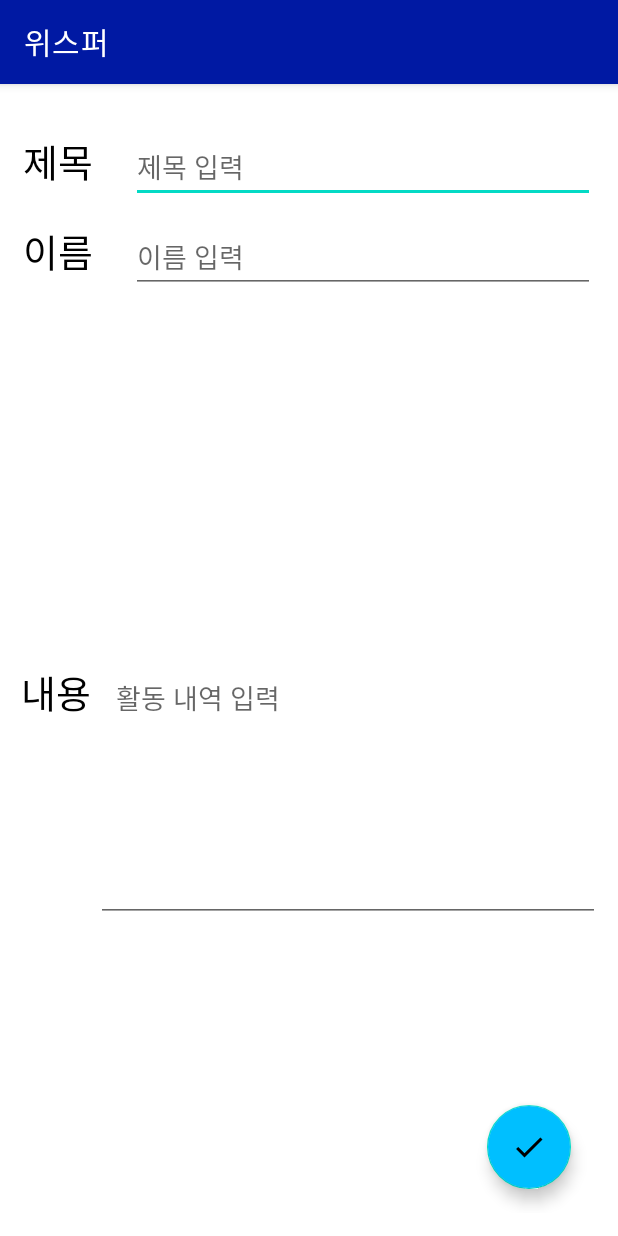
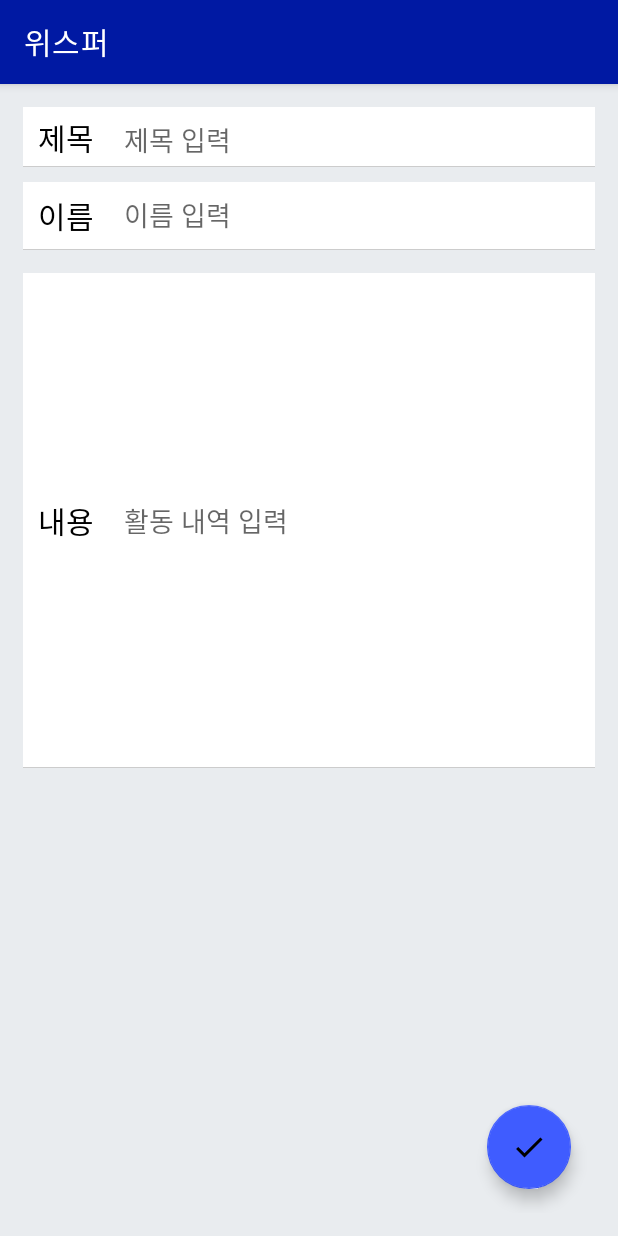
Before and after one commit to GURU2-Android-Kotlin/whisperApp, an Android app: the MainCommuActivity screen opened directly, with no data from a screen before it, after a tap on an icon or button, on a phone screen of 412 x 824 dp. Run offline under Robolectric (Android 15) with nearby library versions, the phone set to English and light mode, and no system bars; libraries missing offline, so code that uses them is left out: io.realm, io.realm.exceptions, io.realm.kotlin; 8 statements that could not run were skipped.

Commit message:
세부 layout 수정

```diff
--- a/app/src/main/java/com/example/whisperapp/MainActivity.kt
+++ b/app/src/main/java/com/example/whisperapp/MainActivity.kt
@@ -22,6 +22,7 @@ class MainActivity : AppCompatActivity() {
     lateinit var btn_awards : ImageButton
     lateinit var btn_commu : ImageButton
     lateinit var btn_event: ImageButton
+    lateinit var btn_my:ImageButton
 
     override fun onCreate(savedInstanceState: Bundle?) {
         super.onCreate(savedInstanceState)
@@ -32,6 +33,7 @@ class MainActivity : AppCompatActivity() {
         btn_awards = findViewById(R.id.btn_awards)
         btn_commu = findViewById(R.id.btn_commu)
         btn_event=findViewById(R.id.btn_event)
+        btn_my=findViewById(R.id.btn_my)
 
         todoButton.setOnClickListener { view ->
             startActivity<TodoActivity>()
@@ -48,6 +50,9 @@ class MainActivity : AppCompatActivity() {
         btn_event.setOnClickListener { view ->
             startActivity<EventListActivity>()
         }
+        btn_my.setOnClickListener {
+            startActivity<mypageMainActivity>()
+        }
     }
 
 }
--- a/app/src/main/res/layout/community_activity_main.xml
+++ b/app/src/main/res/layout/community_activity_main.xml
@@ -28,6 +28,7 @@
         android:layout_height="wrap_content"
         android:layout_gravity="bottom|end"
         android:layout_margin="@dimen/fab_margin"
+        app:backgroundTint="@color/main_color"
         app:srcCompat="@drawable/ic_baseline_add_24" />
 
 </androidx.coordinatorlayout.widget.CoordinatorLayout>
--- a/app/src/main/res/layout/community_activity_reg.xml
+++ b/app/src/main/res/layout/community_activity_reg.xml
@@ -4,39 +4,45 @@
     xmlns:tools="http://schemas.android.com/tools"
     android:layout_width="match_parent"
     android:layout_height="match_parent"
+    android:background="@color/back_gray"
     android:orientation="vertical"
     android:padding="15dp"
     tools:context=".community.RegCommuActivity">
 
     <LinearLayout
         android:id="@+id/linearLayout1_commu"
-        android:layout_width="match_parent"
-        android:layout_height="wrap_content"
-        android:layout_marginTop="16dp"
+        android:layout_width="0dp"
+        android:layout_height="40dp"
+        android:background="@drawable/edge2"
         android:orientation="horizontal"
-        app:layout_constraintTop_toTopOf="parent"
-        tools:layout_editor_absoluteX="29dp">
+        app:layout_constraintEnd_toEndOf="parent"
+        app:layout_constraintStart_toStartOf="parent"
+        tools:ignore="MissingConstraints"
+        tools:layout_editor_absoluteY="15dp">
 
         <TextView
             android:layout_width="wrap_content"
             android:layout_height="wrap_content"
-            android:layout_weight="1"
+            android:layout_marginLeft="10dp"
+            android:layout_marginRight="20dp"
             android:text="제목"
-            android:textSize="25sp" />
+            android:textSize="20sp" />
 
         <EditText
             android:id="@+id/edtTitle_commu"
-            android:layout_width="wrap_content"
-            android:layout_height="wrap_content"
-            android:layout_weight="9"
+            android:layout_width="315dp"
+            android:layout_height="43dp"
+            android:background="@null"
             android:hint="제목 입력" />
     </LinearLayout>
+
 
     <LinearLayout
         android:id="@+id/linearLayout2_commu"
         android:layout_width="match_parent"
-        android:layout_height="wrap_content"
-        android:layout_marginTop="12dp"
+        android:layout_height="45dp"
+        android:background="@drawable/edge2"
+        android:layout_marginTop="10dp"
         android:orientation="horizontal"
         android:textSize="25sp"
         app:layout_constraintTop_toBottomOf="@+id/linearLayout1_commu"
@@ -45,46 +51,50 @@
         <TextView
             android:layout_width="wrap_content"
             android:layout_height="wrap_content"
-            android:layout_weight="1"
+            android:layout_marginRight="20dp"
+            android:layout_marginLeft="10dp"
+            android:layout_gravity="center"
             android:text="이름"
-            android:textSize="25sp" />
+            android:textSize="20sp" />
 
         <EditText
             android:id="@+id/edtName_commu"
-            android:layout_width="wrap_content"
-            android:layout_height="wrap_content"
-            android:layout_weight="9"
+            android:layout_width="315dp"
+            android:layout_height="43dp"
+            android:background="@null"
             android:hint="이름 입력" />
 
     </LinearLayout>
 
+
+
     <LinearLayout
         android:id="@+id/linearLayout3_port"
-        android:layout_width="386dp"
-        android:layout_height="299dp"
-        android:layout_marginTop="12dp"
-        android:layout_marginBottom="12dp"
+        android:layout_width="match_parent"
+        android:layout_height="wrap_content"
+        android:layout_marginTop="15dp"
+        android:background="@drawable/edge2"
         android:orientation="horizontal"
-        app:layout_constraintBottom_toTopOf="@+id/doneFab_commu"
-        app:layout_constraintEnd_toEndOf="parent"
-        app:layout_constraintStart_toStartOf="parent"
-        app:layout_constraintTop_toBottomOf="@+id/linearLayout2_commu">
+        app:layout_constraintTop_toBottomOf="@+id/linearLayout2_commu"
+        tools:layout_editor_absoluteX="15dp">
 
         <TextView
             android:layout_width="wrap_content"
             android:layout_height="wrap_content"
-            android:layout_weight="1"
+            android:layout_marginRight="20dp"
+            android:layout_marginLeft="10dp"
+            android:layout_gravity="center"
             android:text="내용"
-            android:textSize="25sp" />
+            android:textSize="20sp" />
 
         <EditText
             android:id="@+id/edtContent_commu"
-            android:layout_width="303dp"
-            android:layout_height="298dp"
-            android:layout_weight="9"
-            android:hint="  활동 내역 입력"
+            android:layout_width="330dp"
+            android:layout_height="330dp"
+            android:background="@null"
+            android:hint="활동 내역 입력                                  "
             android:inputType="textMultiLine"
-            android:lines="6" />
+            android:lines="8" />
     </LinearLayout>
 
     <com.google.android.material.floatingactionbutton.FloatingActionButton
@@ -93,7 +103,7 @@
         android:layout_height="wrap_content"
         android:layout_marginEnd="16dp"
         android:layout_marginBottom="16dp"
-        android:backgroundTint="#00bfff"
+        app:backgroundTint="@color/main_color"
         android:clickable="true"
         android:tint="@android:color/white"
         app:layout_constraintBottom_toBottomOf="parent"
--- a/app/src/main/res/layout/community_comment_add.xml
+++ b/app/src/main/res/layout/community_comment_add.xml
@@ -15,6 +15,7 @@
         android:layout_marginEnd="16dp"
         android:background="@drawable/edge"
         android:ems="10"
+        android:padding="10dp"
         android:gravity="center_vertical"
         android:hint="  댓글을 입력해주세요."
         app:layout_constraintBottom_toTopOf="@+id/button"
@@ -30,6 +31,7 @@
         android:layout_marginStart="16dp"
         android:layout_marginTop="24dp"
         android:layout_marginEnd="24dp"
+        android:textColor="@color/white"
         android:text="취소"
         app:layout_constraintEnd_toStartOf="@+id/button2"
         app:layout_constraintStart_toStartOf="parent"
@@ -43,6 +45,7 @@
         android:layout_marginTop="24dp"
         android:layout_marginEnd="16dp"
         android:text="저장"
+        android:textColor="@color/white"
         app:layout_constraintEnd_toEndOf="parent"
         app:layout_constraintStart_toEndOf="@+id/button"
         app:layout_constraintTop_toBottomOf="@+id/add_editText" />
--- a/app/src/main/res/layout/login_login.xml
+++ b/app/src/main/res/layout/login_login.xml
@@ -61,6 +61,7 @@
         android:background="@drawable/edge1"
         android:ems="10"
         android:hint="  비밀번호"
+        android:padding="10dp"
         android:inputType="textPassword"
         app:layout_constraintEnd_toEndOf="parent"
         app:layout_constraintHorizontal_bias="0.493"
@@ -77,6 +78,7 @@
         android:background="@drawable/edge1"
         android:ems="10"
         android:hint="  아이디"
+        android:padding="10dp"
         android:inputType="textPersonName"
         app:layout_constraintEnd_toEndOf="parent"
         app:layout_constraintHorizontal_bias="0.493"
--- a/app/src/main/res/layout/port_activity_main.xml
+++ b/app/src/main/res/layout/port_activity_main.xml
@@ -23,6 +23,7 @@
         android:layout_width="wrap_content"
         android:layout_height="wrap_content"
         android:layout_gravity="bottom|end"
+        app:backgroundTint="@color/main_color"
         app:srcCompat="@drawable/ic_baseline_add_24"
         tools:ignore="VectorDrawableCompat" />
 
--- a/app/src/main/res/layout/todo_activity.xml
+++ b/app/src/main/res/layout/todo_activity.xml
@@ -28,7 +28,7 @@
         android:layout_height="wrap_content"
         android:layout_gravity="bottom|end"
         android:layout_margin="@dimen/fab_margin"
-        android:backgroundTint="#3f5cff"
+        app:backgroundTint="@color/main_color"
         app:srcCompat="@drawable/ic_baseline_add_24" />
 
 </androidx.coordinatorlayout.widget.CoordinatorLayout>
--- a/app/src/main/res/layout/todo_activity_edit.xml
+++ b/app/src/main/res/layout/todo_activity_edit.xml
@@ -66,7 +66,7 @@
         android:layout_marginEnd="16dp"
         android:layout_marginBottom="16dp"
         android:clickable="true"
-        android:backgroundTint="#3f5cff"
+        app:backgroundTint="@color/main_color"
         android:tint="@android:color/white"
         app:layout_constraintBottom_toBottomOf="parent"
         app:layout_constraintEnd_toEndOf="parent"
@@ -79,7 +79,7 @@
         android:layout_marginStart="16dp"
         android:layout_marginBottom="16dp"
         android:clickable="true"
-        android:backgroundTint="#3f5cff"
+        app:backgroundTint="@color/main_color"
         android:tint="@android:color/white"
         app:layout_constraintBottom_toBottomOf="parent"
         app:layout_constraintStart_toStartOf="parent"
--- a/app/src/main/res/layout/todo_content.xml
+++ b/app/src/main/res/layout/todo_content.xml
@@ -13,4 +13,5 @@
         app:layout_constraintEnd_toEndOf="parent"
         app:layout_constraintStart_toStartOf="parent"
         app:layout_constraintTop_toTopOf="parent" />
+
 </androidx.constraintlayout.widget.ConstraintLayout>
--- a/app/src/main/res/values/colors.xml
+++ b/app/src/main/res/values/colors.xml
@@ -9,4 +9,5 @@
     <color name="white">#FFFFFFFF</color>
     <color name="sky_blue">#50bcdf</color>
     <color name="main_color"> #3f5cff </color>
+    <color name="back_gray">#e9ecef</color>
 </resources>
```
Also changed, not shown: app/src/main/AndroidManifest.xml (+14 -13 lines), app/src/main/java/com/example/whisperapp/mypageMainActivity.kt (added, +11 -0 lines), app/src/main/res/layout/activity_main.xml (+17 -41 lines), app/src/main/res/layout/community_activity_content.xml (+37 -7 lines), app/src/main/res/layout/community_item_content.xml (+21 -10 lines), app/src/main/res/layout/community_list.xml (+9 -6 lines), app/src/main/res/layout/mypage_activity_main.xml (added, +33 -0 lines), app/src/main/res/layout/port_reg.xml (+52 -43 lines).
